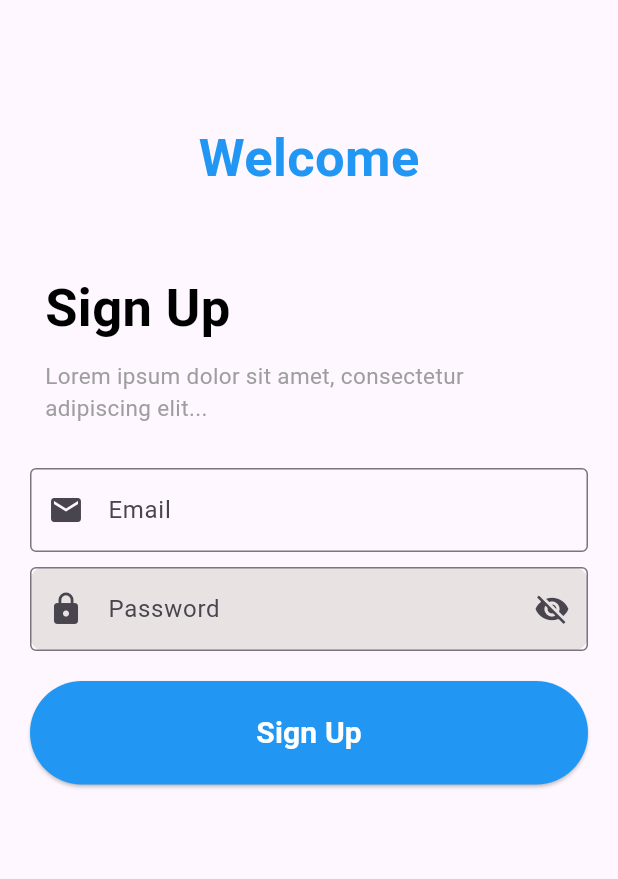
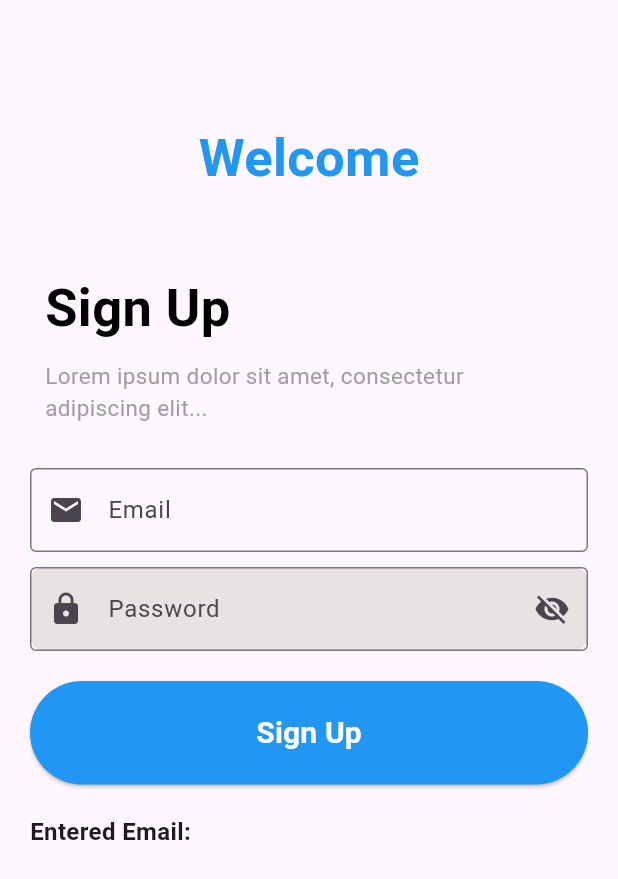
Before and after one commit to tsega7659/2024-project-phase-mobile-tasks_gdg_flutter_group_5, a Flutter app: the screen it shows after launch, after a tap on "Sign Up", on a phone screen of 412 x 824 dp. Shown: the top 879 px of the screen. Run offline on Flutter 3.47's test engine with Material 3 defaults, Android fonts, the phone set to English and light mode, and no system bars; our stand-ins replace flutter_bloc, google_fonts.

Commit message:
email display

```diff
--- /dev/null
+++ b/Dart_Tasks/task_6_1/form_app_with_bloc/lib/components/bloc_email/email_bloc.dart
@@ -0,0 +1,11 @@
+import 'package:flutter_bloc/flutter_bloc.dart';
+import './email_event.dart';
+import './email_state.dart';
+
+class EmailBloc extends Bloc<EmailEvent, EmailState> {
+  EmailBloc() : super(EmailState(email: "")) {
+    on<DisplayEmailEvent>((event, emit) {
+      emit(EmailState(email: event.email)); // Use the email from the event
+    });
+  }
+}
--- /dev/null
+++ b/Dart_Tasks/task_6_1/form_app_with_bloc/lib/components/bloc_email/email_event.dart
@@ -0,0 +1,6 @@
+abstract class EmailEvent {}
+
+class DisplayEmailEvent extends EmailEvent {
+  final String email;
+  DisplayEmailEvent(this.email);
+}
--- /dev/null
+++ b/Dart_Tasks/task_6_1/form_app_with_bloc/lib/components/bloc_email/email_state.dart
@@ -0,0 +1,4 @@
+class EmailState {
+  final String email;
+  EmailState({required this.email});
+}
--- a/Dart_Tasks/task_6_1/form_app_with_bloc/lib/components/signup.dart
+++ b/Dart_Tasks/task_6_1/form_app_with_bloc/lib/components/signup.dart
@@ -1,5 +1,8 @@
 import 'package:flutter/material.dart';
 import 'package:flutter_bloc/flutter_bloc.dart';
+import "package:form_app_with_bloc/components/bloc_email/email_bloc.dart";
+import "package:form_app_with_bloc/components/bloc_email/email_event.dart";
+import "package:form_app_with_bloc/components/bloc_email/email_state.dart"; // Import EmailState
 import "./bloc_password_visiblity/bloc/password_visiblity_bloc.dart";
 import "./bloc_password_visiblity/bloc/password_visiblity_event.dart";
 import "./bloc_password_visiblity/bloc/password_visiblity_state.dart";
@@ -9,14 +12,20 @@ class Signup extends StatelessWidget {
 
   @override
   Widget build(BuildContext context) {
-    return BlocProvider(
-      create: (context) => PasswordVisiblityBloc(),
+    return MultiBlocProvider(
+      providers: [
+        BlocProvider(create: (context) => PasswordVisiblityBloc()),
+        BlocProvider(create: (context) => EmailBloc()), // Provide EmailBloc
+      ],
       child: SignupScreen(),
     );
   }
 }
 
 class SignupScreen extends StatelessWidget {
+  final TextEditingController emailController =
+      TextEditingController(); // Capture Email Input
+
   @override
   Widget build(BuildContext context) {
     return Scaffold(
@@ -64,6 +73,7 @@ class SignupScreen extends StatelessWidget {
                   crossAxisAlignment: CrossAxisAlignment.start,
                   children: [
                     TextField(
+                      controller: emailController, // Store input email
                       decoration: InputDecoration(
                         labelText: "Email",
                         prefixIcon: Icon(Icons.email),
@@ -79,8 +89,7 @@ class SignupScreen extends StatelessWidget {
                             borderRadius: BorderRadius.circular(10),
                           ),
                           child: TextField(
-                            obscureText:
-                                !state.isPasswordVisible, // Toggle visibility
+                            obscureText: !state.isPasswordVisible,
                             decoration: InputDecoration(
                               labelText: "Password",
                               prefixIcon: Icon(Icons.lock),
@@ -109,7 +118,10 @@ class SignupScreen extends StatelessWidget {
                         borderRadius: BorderRadius.circular(5),
                       ),
                       child: ElevatedButton(
-                        onPressed: () => {},
+                        onPressed: () {
+                          context.read<EmailBloc>().add(DisplayEmailEvent(
+                              emailController.text)); // Pass email text
+                        },
                         child: Text(
                           "Sign Up",
                           style: TextStyle(
@@ -122,6 +134,20 @@ class SignupScreen extends StatelessWidget {
                             padding: EdgeInsets.all(20)),
                       ),
                     ),
+                    SizedBox(height: 20),
+
+                    /// 🔹 Display the Email Below Sign-Up Button
+                    BlocBuilder<EmailBloc, EmailState>(
+                      builder: (context, state) {
+                        return Text(
+                          "Entered Email: ${state.email}",
+                          style: TextStyle(
+                              fontSize: 16, fontWeight: FontWeight.bold),
+                        );
+
+                        // return Container(); // If no email, show nothing
+                      },
+                    ),
                   ],
                 ),
               ),
```
